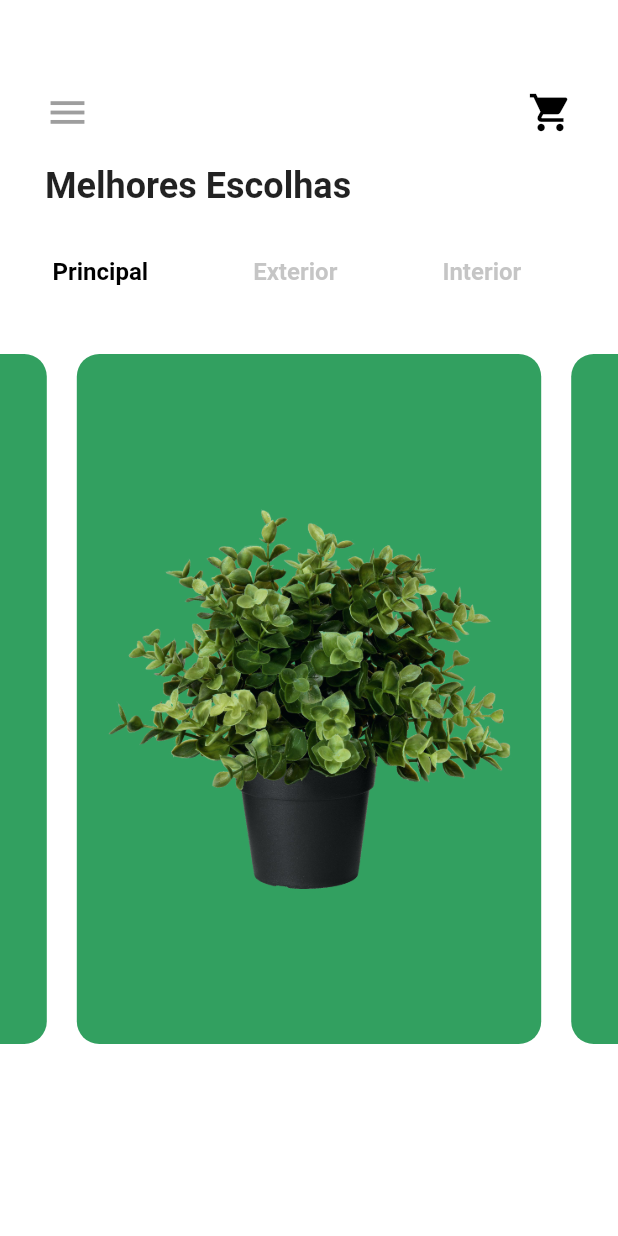
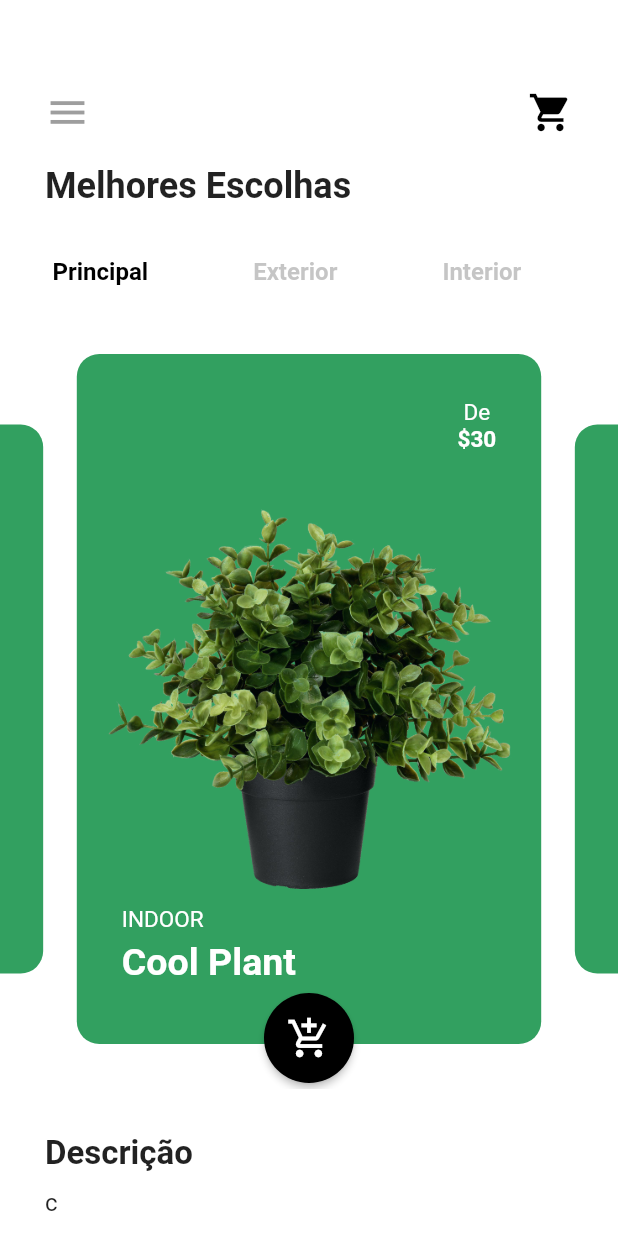
Before and after one commit to marianaoliveira1/LojadePlantas, a Flutter app: the screen it shows after launch, swiped to page 2, on a phone screen of 412 x 824 dp. Run offline on Flutter 3.47's test engine with Material 2 defaults, Android fonts, the phone set to English and light mode, and no system bars.

Commit message:
alterações

```diff
--- a/lib/models/plant.dart
+++ b/lib/models/plant.dart
@@ -20,11 +20,11 @@ final List<Plant> plants = [
   Plant(
     imageUrl: 'assets/images/plant0.png',
     name: 'Aloe Vera',
-    category: 'Outdoor',
+    category: 'Exterior',
     price: 25,
     size: 'Small',
     description:
-    'Aloe vera is a succulent plant species of the genus Aloe. It\'s medicinal uses and air purifying ability make it an awesome plant.',
+    'Aloe vera é uma espécie de planta suculenta do gênero Aloe. Seus usos medicinais e capacidade de purificação do ar a tornam uma planta incrível.',
   ),
   Plant(
     imageUrl: 'assets/images/plant1.png',
@@ -33,7 +33,7 @@ final List<Plant> plants = [
     price: 30,
     size: 'Medium',
     description:
-    'Lorem ipsum dolor sit amet, consectetur adipiscing elit. Curabitur porta risus id urna luctus efficitur.',
+    'c',
   ),
   Plant(
     imageUrl: 'assets/images/plant2.png',
--- a/lib/screens/shop_screen.dart
+++ b/lib/screens/shop_screen.dart
@@ -3,7 +3,6 @@ import 'package:flutter/services.dart';
 import 'package:planta/models/plant.dart';
 
 class ShopScreen extends StatefulWidget {
-  const ShopScreen({Key? key}) : super(key: key);
 
   @override
   _ShopScreenState createState() => _ShopScreenState();
@@ -13,11 +12,29 @@ class _ShopScreenState extends State<ShopScreen>
     with SingleTickerProviderStateMixin {
 
   TabController? _tabController;
-  PageController? _pageController;
+  late PageController _pageController;
   int _selectedPage = 0;
 
   _plantSelector(int index){
-    return Stack(
+    return AnimatedBuilder(
+      animation: _pageController,
+      builder: (BuildContext context, Widget? widget) {
+        double value = 1;
+        if(_pageController!.position.haveDimensions) {
+          value = (_pageController!.page! - index);
+          value = (1 - (value.abs() * 0.3)).clamp(0.0, 1.0);
+        }
+
+        return Center (
+          child:  SizedBox(
+            height: Curves.easeInOut.transform(value) * 500.0,
+            width:  Curves.easeInOut.transform(value) * 400.0,
+            child: widget,
+          ),
+        );
+      },
+
+      child: Stack(
         alignment: Alignment.center,
         children: [
           Container(
@@ -40,9 +57,73 @@ class _ShopScreenState extends State<ShopScreen>
                   ),
                 ),
               ),
+              Positioned(
+                top: 30.0,
+                right: 30.0,
+                child: Column(crossAxisAlignment: CrossAxisAlignment.center,
+                children: [
+                  Text(
+                    'De',
+                    style: TextStyle(
+                      color: Colors.white,
+                      fontSize: 15.0
+                    ),
+                  ),
+                  Text(
+                    '\$${plants[index].price}',
+                    style: TextStyle(
+                        color: Colors.white,
+                        fontSize: 15.0,
+                      fontWeight: FontWeight.w600,
+                    ),
+                  ),
+                ],
+                ),
+              ),
+              Positioned(
+                left: 30.0,
+                bottom: 40.0,
+                child: Column(
+                  crossAxisAlignment: CrossAxisAlignment.start,
+                  children: [
+                    Text(
+                      plants[index].category.toUpperCase(),
+                      style: TextStyle(
+                          color: Colors.white,
+                          fontSize: 15.0
+                      ),
+                    ),
+                    SizedBox(height: 5.0,),
+                    Text(
+                      plants[index].name,
+                      style: TextStyle(
+                          color: Colors.white,
+                          fontSize: 25.0,
+                        fontWeight: FontWeight.w600
+                      ),
+                    )
+                  ],
+                ),
+              ),
             ],),
           ),
+          Positioned(
+            bottom: 4.0,
+            child: RawMaterialButton(
+              padding: EdgeInsets.all(15.0),
+              shape: CircleBorder(),
+              elevation: 2.0,
+              fillColor: Colors.black,
+              child: Icon(
+                Icons.add_shopping_cart,
+                color: Colors.white,
+                size: 30.0,
+              ),
+              onPressed: () => print('Add ao carrinho'),
+            ),
+          )
         ],
+      ),
     );
   }
 
@@ -179,6 +260,29 @@ class _ShopScreenState extends State<ShopScreen>
                 },
               ),
             ),
+            Padding(
+              padding: EdgeInsets.all(30.0),
+              child: Column(
+                crossAxisAlignment: CrossAxisAlignment.start,
+                children: [
+                  Text(
+                    'Descrição',
+                    style: TextStyle(
+                      fontSize: 22.0,
+                      fontWeight: FontWeight.w600,
+                    ),
+                  ),
+                  SizedBox(height: 10.0,),
+                  Text(
+                    plants[_selectedPage].description,
+                    style: TextStyle(
+                      color: Colors.black87,
+                      fontSize: 16.0,
+                    ),
+                  ),
+                ],
+              ),
+            ),
           ],
         ),
       ),
--- a/pubspec.yaml
+++ b/pubspec.yaml
@@ -45,7 +45,7 @@ flutter:
   # the material Icons class.
   uses-material-design: true
   assets:
-    - assets/images
+    - assets/images/
 
   # To add assets to your application, add an assets section, like this:
   # assets:
```
Lines whose indentation alone changed are shown as unchanged.
